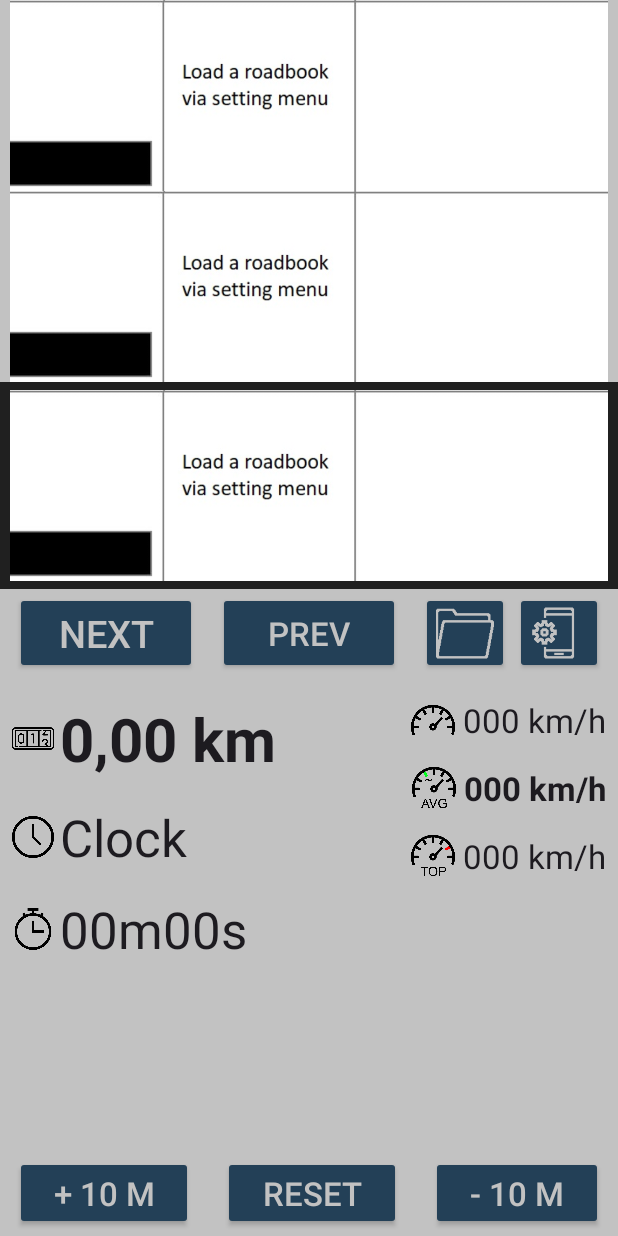
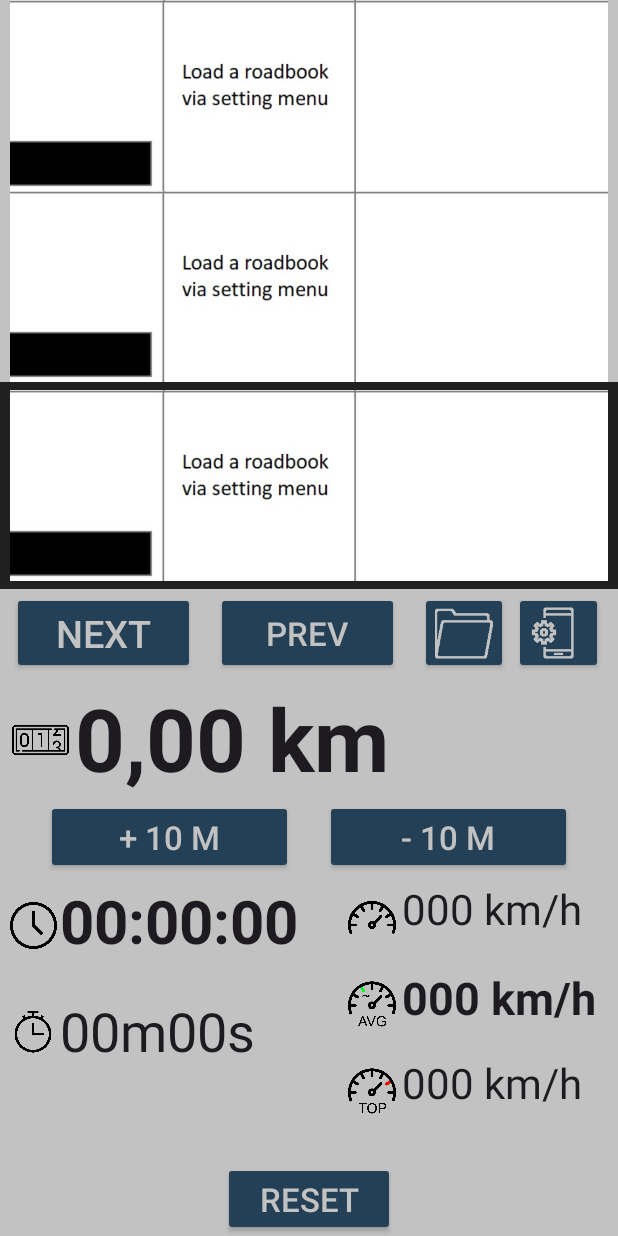
Before and after one commit to b0bChoK/Rallye_Dashboard, an Android app: the layout activity_main.xml on its own in the app's theme, with its tools: preview values and no code run, on a phone screen of 412 x 824 dp. Run offline under Robolectric (Android 15) with nearby library versions, the phone set to English and light mode, and no system bars.

Commit message:
UI: new portrait layout

```diff
--- a/app/src/main/res/layout-land/activity_main.xml
+++ b/app/src/main/res/layout-land/activity_main.xml
@@ -225,7 +225,7 @@
             android:layout_width="0dp"
             android:layout_height="@dimen/time_height"
             android:layout_marginStart="40dp"
-            android:layout_marginTop="2dp"
+            android:layout_marginTop="@dimen/time_margin_top"
             android:text="00:00:00"
             android:textStyle="bold"
             android:autoSizeTextType="uniform"
@@ -281,8 +281,8 @@
             android:id="@+id/txtAVGSpeed"
             android:layout_width="0dp"
             android:layout_height="@dimen/time_height"
-            android:layout_marginStart="80dp"
-            android:layout_marginTop="4dp"
+            android:layout_marginStart="70dp"
+            android:layout_marginTop="@dimen/avg_speed_margin_top"
             android:textStyle="bold"
             android:text="00,0 km/h"
             android:autoSizeTextType="uniform"
@@ -310,7 +310,7 @@
             android:layout_width="0dp"
             android:layout_height="@dimen/speed_height"
             android:layout_marginStart="40dp"
-            android:layout_marginTop="2dp"
+            android:layout_marginTop="@dimen/speed_margin_top_land"
             android:layout_marginEnd="20dp"
             android:text="000 km/h"
             android:autoSizeTextType="uniform"
@@ -339,7 +339,7 @@
             android:layout_height="@dimen/speed_height"
             android:layout_marginStart="30dp"
             android:layout_marginEnd="20dp"
-            android:layout_marginTop="2dp"
+            android:layout_marginTop="@dimen/speed_margin_top_land"
             android:text="000 km/h"
             android:autoSizeTextType="uniform"
             android:autoSizeMinTextSize="12sp"
--- a/app/src/main/res/layout/activity_main.xml
+++ b/app/src/main/res/layout/activity_main.xml
@@ -54,7 +54,7 @@
         android:id="@+id/buttonsBar"
         android:layout_width="match_parent"
         android:layout_height="wrap_content"
-        android:layout_marginStart="10dp"
+        android:layout_marginStart="8dp"
         android:layout_marginEnd="10dp"
         android:layout_marginTop="2dp"
         android:orientation="horizontal"
@@ -138,21 +138,51 @@
 
     <TextView
         android:id="@+id/txtOdometer"
-        android:layout_width="wrap_content"
-        android:layout_height="wrap_content"
-        android:layout_marginStart="40dp"
-        android:layout_marginTop="16dp"
+        android:layout_width="0dp"
+        android:layout_height="80dp"
+        android:layout_marginStart="50dp"
+        android:layout_marginTop="4dp"
+        android:layout_marginEnd="10dp"
         android:textStyle="bold"
         android:text="0,00 km"
-        android:textAppearance="@style/TextAppearance.XXLarge"
+        android:autoSizeTextType="uniform"
+        android:autoSizeMinTextSize="12sp"
+        android:autoSizeMaxTextSize="100sp"
+        android:autoSizeStepGranularity="2sp"
+        android:textAppearance="@style/TextNoSize"
         app:layout_constraintStart_toStartOf="parent"
+        app:layout_constraintEnd_toEndOf="parent"
         app:layout_constraintTop_toBottomOf="@+id/buttonsBar" />
 
+    <Button
+        android:id="@+id/btIncreaseDist"
+        style="@style/Custom_button.L"
+        android:layout_width="0dp"
+        android:layout_height="wrap_content"
+        android:layout_marginStart="10dp"
+        app:layout_constraintTop_toBottomOf="@id/txtOdometer"
+        app:layout_constraintStart_toStartOf="parent"
+        app:layout_constraintEnd_toStartOf="@id/btDecreaseDist"
+        app:layout_constraintWidth_percent="0.4"
+        android:text="@string/button_increase_dist" />
+
+    <Button
+        android:id="@+id/btDecreaseDist"
+        style="@style/Custom_button.L"
+        android:layout_width="0dp"
+        android:layout_height="wrap_content"
+        android:layout_marginEnd="10dp"
+        android:keepScreenOn="true"
+        android:text="@string/button_decrease_dist"
+        app:layout_constraintTop_toBottomOf="@id/txtOdometer"
+        app:layout_constraintStart_toEndOf="@id/btIncreaseDist"
+        app:layout_constraintEnd_toEndOf="parent"
+        app:layout_constraintWidth_percent="0.4"/>
 
     <ImageView
         android:id="@+id/imgClock"
-        android:layout_width="0dp"
-        android:layout_height="0dp"
+        android:layout_width="31dp"
+        android:layout_height="43dp"
         android:layout_marginStart="8dp"
         android:layout_marginEnd="4dp"
         android:scaleType="fitCenter"
@@ -164,14 +194,20 @@
 
     <TextView
         android:id="@+id/txtCurrentTime"
-        android:layout_width="wrap_content"
-        android:layout_height="wrap_content"
+        android:layout_width="0dp"
+        android:layout_height="60dp"
         android:layout_marginStart="40dp"
-        android:layout_marginTop="16dp"
-        android:text="Clock"
-        android:textAppearance="@style/TextAppearance.XLarge"
+        android:layout_marginTop="4dp"
+        android:text="00:00:00"
+        android:textStyle="bold"
+        android:autoSizeTextType="uniform"
+        android:autoSizeMinTextSize="12sp"
+        android:autoSizeMaxTextSize="100sp"
+        android:autoSizeStepGranularity="2sp"
+        android:textAppearance="@style/TextNoSize"
         app:layout_constraintStart_toStartOf="parent"
-        app:layout_constraintTop_toBottomOf="@+id/txtOdometer" />
+        app:layout_constraintTop_toBottomOf="@+id/btIncreaseDist"
+        app:layout_constraintWidth_percent="0.4"/>
 
     <ImageView
         android:id="@+id/imgTimer"
@@ -188,39 +224,19 @@
 
     <TextView
         android:id="@+id/txtTimer"
-        android:layout_width="wrap_content"
-        android:layout_height="wrap_content"
+        android:layout_width="0dp"
+        android:layout_height="50dp"
         android:layout_marginStart="40dp"
         android:layout_marginTop="16dp"
         android:text="00m00s"
-        android:textAppearance="@style/TextAppearance.XLarge"
+        android:autoSizeTextType="uniform"
+        android:autoSizeMinTextSize="12sp"
+        android:autoSizeMaxTextSize="100sp"
+        android:autoSizeStepGranularity="2sp"
+        android:textAppearance="@style/TextNoSize"
         app:layout_constraintStart_toStartOf="parent"
-        app:layout_constraintTop_toBottomOf="@+id/txtCurrentTime" />
-
-
-    <!--<ImageView
-        android:id="@+id/imgESTimer"
-        android:layout_width="0dp"
-        android:layout_height="0dp"
-        android:layout_marginStart="8dp"
-        android:layout_marginEnd="4dp"
-        android:scaleType="fitCenter"
-        app:layout_constraintBottom_toBottomOf="@id/txtESTimer"
-        app:layout_constraintEnd_toStartOf="@id/txtESTimer"
-        app:layout_constraintStart_toStartOf="parent"
-        app:layout_constraintTop_toTopOf="@id/txtESTimer"
-        app:srcCompat="@drawable/racing_flag" />
-
-    <TextView
-        android:id="@+id/txtESTimer"
-        android:layout_width="wrap_content"
-        android:layout_height="wrap_content"
-        android:layout_marginStart="40dp"
-        android:layout_marginTop="16dp"
-        android:text="0'00.00&quot;"
-        android:textAppearance="@style/TextAppearance.AppCompat.Large"
-        app:layout_constraintStart_toStartOf="parent"
-        app:layout_constraintTop_toBottomOf="@+id/txtOdometer" />-->
+        app:layout_constraintTop_toBottomOf="@+id/txtCurrentTime"
+        app:layout_constraintWidth_percent="0.4"/>
 
     <ImageView
         android:id="@+id/imgSpeed"
@@ -235,14 +251,18 @@
 
     <TextView
         android:id="@+id/txtSpeedOMeter"
-        android:layout_width="wrap_content"
-        android:layout_height="wrap_content"
-        android:layout_marginTop="16dp"
-        android:layout_marginEnd="8dp"
+        android:layout_width="0dp"
+        android:layout_height="50dp"
+        android:layout_marginTop="4dp"
         android:text="000 km/h"
-        android:textAppearance="@style/TextAppearance.AppCompat.Large"
-        app:layout_constraintEnd_toEndOf="parent"
-        app:layout_constraintTop_toBottomOf="@+id/buttonsBar" />
+        android:autoSizeTextType="uniform"
+        android:autoSizeMinTextSize="12sp"
+        android:autoSizeMaxTextSize="100sp"
+        android:autoSizeStepGranularity="2sp"
+        android:textAppearance="@style/TextNoSize"
+        app:layout_constraintStart_toStartOf="@id/txtAVGSpeed"
+        app:layout_constraintTop_toBottomOf="@+id/btIncreaseDist"
+        app:layout_constraintWidth_percent="0.30"/>
 
     <ImageView
         android:id="@+id/imgAVGSpeed"
@@ -257,15 +277,20 @@
 
     <TextView
         android:id="@+id/txtAVGSpeed"
-        android:layout_width="wrap_content"
-        android:layout_height="wrap_content"
-        android:layout_marginTop="16dp"
+        android:layout_width="0dp"
+        android:layout_height="50dp"
+        android:layout_marginTop="8dp"
         android:layout_marginEnd="8dp"
         android:text="000 km/h"
         android:textStyle="bold"
-        android:textAppearance="@style/TextAppearance.AppCompat.Large"
+        android:autoSizeTextType="uniform"
+        android:autoSizeMinTextSize="12sp"
+        android:autoSizeMaxTextSize="100sp"
+        android:autoSizeStepGranularity="2sp"
+        android:textAppearance="@style/TextNoSize"
         app:layout_constraintEnd_toEndOf="parent"
-        app:layout_constraintTop_toBottomOf="@+id/txtSpeedOMeter" />
+        app:layout_constraintTop_toBottomOf="@+id/txtSpeedOMeter"
+        app:layout_constraintWidth_percent="0.33"/>
 
     <ImageView
         android:id="@+id/imgTOPSpeed"
@@ -280,54 +305,29 @@
 
     <TextView
         android:id="@+id/txtTOPSpeed"
-        android:layout_width="wrap_content"
-        android:layout_height="wrap_content"
-        android:layout_marginTop="16dp"
-        android:layout_marginEnd="8dp"
+        android:layout_width="0dp"
+        android:layout_height="50dp"
+        android:layout_marginTop="8dp"
         android:text="000 km/h"
-        android:textAppearance="@style/TextAppearance.AppCompat.Large"
-        app:layout_constraintEnd_toEndOf="parent"
-        app:layout_constraintTop_toBottomOf="@+id/txtAVGSpeed" />
-
-    <LinearLayout
-        android:id="@+id/buttonsBar2"
-        android:layout_width="match_parent"
-        android:layout_height="wrap_content"
-        android:layout_marginStart="10dp"
-        android:layout_marginEnd="10dp"
-        android:layout_marginBottom="4dp"
-        android:orientation="horizontal"
-        android:divider="@drawable/empty_tall_divider"
-        android:showDividers="middle"
-        app:layout_constraintStart_toStartOf="parent"
-        app:layout_constraintEnd_toEndOf="parent"
-        app:layout_constraintBottom_toBottomOf="parent">
-
-        <Button
-            android:id="@+id/btIncreaseDist"
-            style="@style/Custom_button.L"
-            android:layout_width="wrap_content"
-            android:layout_height="match_parent"
-            android:layout_weight="1"
-            android:text="@string/button_increase_dist" />
+        android:autoSizeTextType="uniform"
+        android:autoSizeMinTextSize="12sp"
+        android:autoSizeMaxTextSize="100sp"
+        android:autoSizeStepGranularity="2sp"
+        android:textAppearance="@style/TextNoSize"
+        app:layout_constraintStart_toStartOf="@id/txtAVGSpeed"
+        app:layout_constraintTop_toBottomOf="@+id/txtAVGSpeed"
+        app:layout_constraintWidth_percent="0.3"/>
 
         <Button
             android:id="@+id/btRAZ"
             style="@style/Custom_button.L"
             android:layout_width="wrap_content"
             android:layout_height="wrap_content"
-            android:layout_weight="1"
-            android:text="@string/button_raz" />
+            android:text="@string/button_raz"
+            app:layout_constraintStart_toStartOf="parent"
+            app:layout_constraintEnd_toEndOf="parent"
+            app:layout_constraintBottom_toBottomOf="parent"/>
 
-        <Button
-            android:id="@+id/btDecreaseDist"
-            style="@style/Custom_button.L"
-            android:layout_width="wrap_content"
-            android:layout_height="match_parent"
-            android:layout_weight="1"
-            android:keepScreenOn="true"
-            android:text="@string/button_decrease_dist" />
-    </LinearLayout>
 
 </androidx.constraintlayout.widget.ConstraintLayout>
 
--- a/app/src/main/res/values-xlarge/dimens.xml
+++ b/app/src/main/res/values-xlarge/dimens.xml
@@ -3,4 +3,7 @@
     <dimen name="odometer_height">160dp</dimen>
     <dimen name="time_height">100dp</dimen>
     <dimen name="speed_height">60dp</dimen>
+    <dimen name="speed_margin_top_land">10dp</dimen>
+    <dimen name="avg_speed_margin_top">24dp</dimen>
+    <dimen name="time_margin_top">8dp</dimen>
 </resources>
--- a/app/src/main/res/values-xlarge/styles.xml
+++ b/app/src/main/res/values-xlarge/styles.xml
@@ -4,4 +4,8 @@
     <style name="Custom_button.L" parent="Custom_button">
         <item name="android:textSize">30sp</item>
     </style>
+
+    <style name="Custom_button.XL" parent="Custom_button">
+        <item name="android:textSize">34sp</item>
+    </style>
 </resources>
--- a/app/src/main/res/values/dimens.xml
+++ b/app/src/main/res/values/dimens.xml
@@ -3,4 +3,7 @@
     <dimen name="odometer_height">80dp</dimen>
     <dimen name="time_height">46dp</dimen>
     <dimen name="speed_height">32dp</dimen>
+    <dimen name="speed_margin_top_land">2dp</dimen>
+    <dimen name="avg_speed_margin_top">4dp</dimen>
+    <dimen name="time_margin_top">2dp</dimen>
 </resources>
```
